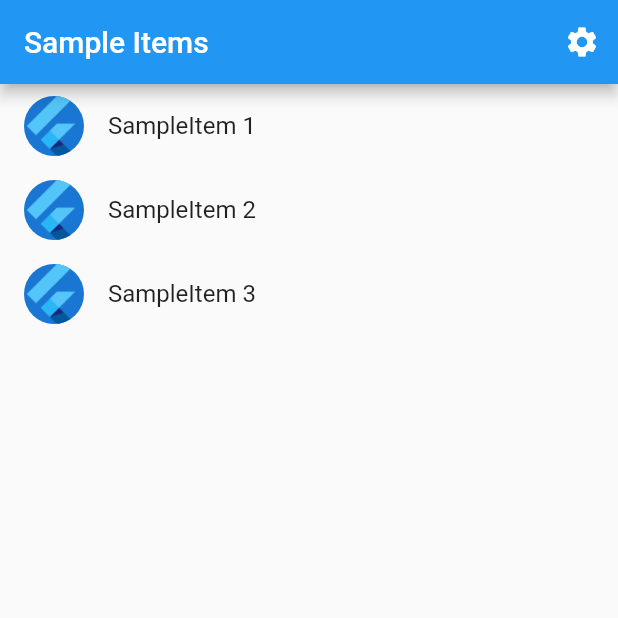
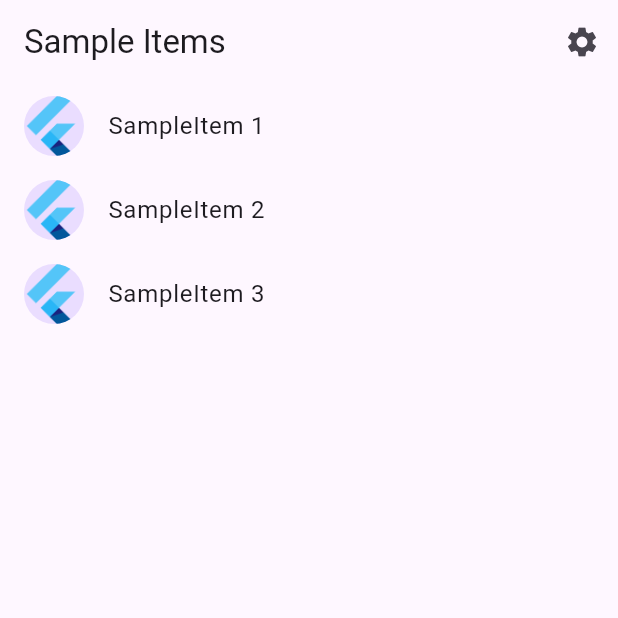
Before and after one commit to hectorAguero/riverpod_skeleton, a Flutter app: the screen it shows after launch, on a phone screen of 412 x 824 dp, the top half of it. Run offline on Flutter 3.47's test engine with Material 2 defaults, Android fonts, the light colour scheme and no system bars; our stand-ins replace flutter_riverpod, riverpod_annotation, shared_preferences; generated files the repository leaves out were written again.

Commit message:
Change app name to same as name repository

```diff
--- a/lib/src/app.dart
+++ b/lib/src/app.dart
@@ -1,11 +1,12 @@
 import 'package:flutter/material.dart';
+import 'package:flutter/services.dart';
 import 'package:flutter_gen/gen_l10n/app_localizations.dart';
 import 'package:flutter_localizations/flutter_localizations.dart';
 import 'package:flutter_riverpod/flutter_riverpod.dart';
-import 'package:riverpod_theme_template/src/sample_feature/sample_item_details_view.dart';
-import 'package:riverpod_theme_template/src/sample_feature/sample_item_list_view.dart';
-import 'package:riverpod_theme_template/src/settings/settings_controller.dart';
-import 'package:riverpod_theme_template/src/settings/settings_view.dart';
+import 'package:riverpod_skeleton/src/sample_feature/sample_item_details_view.dart';
+import 'package:riverpod_skeleton/src/sample_feature/sample_item_list_view.dart';
+import 'package:riverpod_skeleton/src/settings/settings_controller.dart';
+import 'package:riverpod_skeleton/src/settings/settings_view.dart';
 
 /// The Widget that configures your application.
 class MyApp extends ConsumerWidget {
@@ -14,6 +15,13 @@ class MyApp extends ConsumerWidget {
 
   @override
   Widget build(BuildContext context, WidgetRef ref) {
+    SystemChrome.setEnabledSystemUIMode(SystemUiMode.edgeToEdge);
+    SystemChrome.setSystemUIOverlayStyle(
+      const SystemUiOverlayStyle(
+        systemNavigationBarColor: Colors.transparent,
+        statusBarColor: Colors.transparent,
+      ),
+    );
     return MaterialApp(
       // Providing a restorationScopeId allows the Navigator built by the
       // MaterialApp to restore the navigation stack when a user leaves and
@@ -45,8 +53,8 @@ class MyApp extends ConsumerWidget {
       // Define a light and dark color theme. Then, read the user's
       // preferred ThemeMode (light, dark, or system default) from the
       // SettingsController to display the correct theme.
-      theme: ThemeData(),
-      darkTheme: ThemeData.dark(),
+      theme: ThemeData(useMaterial3: true),
+      darkTheme: ThemeData.dark(useMaterial3: true),
       themeMode: ref.watch(settingsControllerProvider),
 
       // Define a function to handle named routes in order to support
--- a/lib/src/localization/app_en.arb
+++ b/lib/src/localization/app_en.arb
@@ -1,5 +1,5 @@
 {
-  "appTitle": "riverpod_theme_template",
+  "appTitle": "riverpod_skeleton",
   "@appTitle": {
     "description": "The title of the application"
   }
--- a/lib/src/sample_feature/sample_item_list_view.dart
+++ b/lib/src/sample_feature/sample_item_list_view.dart
@@ -1,7 +1,7 @@
 import 'package:flutter/material.dart';
-import 'package:riverpod_theme_template/src/sample_feature/sample_item.dart';
-import 'package:riverpod_theme_template/src/sample_feature/sample_item_details_view.dart';
-import 'package:riverpod_theme_template/src/settings/settings_view.dart';
+import 'package:riverpod_skeleton/src/sample_feature/sample_item.dart';
+import 'package:riverpod_skeleton/src/sample_feature/sample_item_details_view.dart';
+import 'package:riverpod_skeleton/src/settings/settings_view.dart';
 
 /// Displays a list of SampleItems.
 class SampleItemListView extends StatelessWidget {
--- a/lib/src/settings/settings_controller.dart
+++ b/lib/src/settings/settings_controller.dart
@@ -1,6 +1,6 @@
 import 'package:flutter/material.dart';
 import 'package:riverpod_annotation/riverpod_annotation.dart';
-import 'package:riverpod_theme_template/src/settings/settings_service.dart';
+import 'package:riverpod_skeleton/src/settings/settings_service.dart';
 
 part 'settings_controller.g.dart';
 
--- a/lib/src/settings/settings_service.dart
+++ b/lib/src/settings/settings_service.dart
@@ -1,6 +1,6 @@
 import 'package:flutter/material.dart';
 import 'package:riverpod_annotation/riverpod_annotation.dart';
-import 'package:riverpod_theme_template/src/shared_preferences_provider.dart';
+import 'package:riverpod_skeleton/src/shared_preferences_provider.dart';
 
 part 'settings_service.g.dart';
 
--- a/lib/src/settings/settings_view.dart
+++ b/lib/src/settings/settings_view.dart
@@ -1,6 +1,6 @@
 import 'package:flutter/material.dart';
 import 'package:flutter_riverpod/flutter_riverpod.dart';
-import 'package:riverpod_theme_template/src/settings/settings_controller.dart';
+import 'package:riverpod_skeleton/src/settings/settings_controller.dart';
 
 /// Displays the various settings that can be customized by the user.
 ///
--- a/pubspec.yaml
+++ b/pubspec.yaml
@@ -1,4 +1,4 @@
-name: riverpod_theme_template
+name: riverpod_skeleton
 description: A new Flutter project.
 
 # Prevent accidental publishing to pub.dev.
@@ -21,6 +21,7 @@ dependencies:
 dev_dependencies:
   build_runner: ^2.3.3
   custom_lint: ^0.3.3
+  flutter_native_splash: ^2.2.19
   flutter_test:
     sdk: flutter
   riverpod_generator: ^2.1.6
```
Also changed, not shown: lib/main.dart (+11 -2 lines), pubspec.lock, 25 other files.
